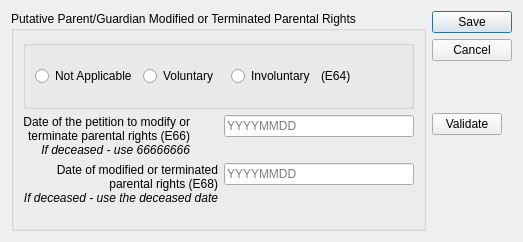
Before: the Qt Designer form ui/ui_parent2tpr.ui in zstamper/AFCARS-AXE, drawn with Qt 5.
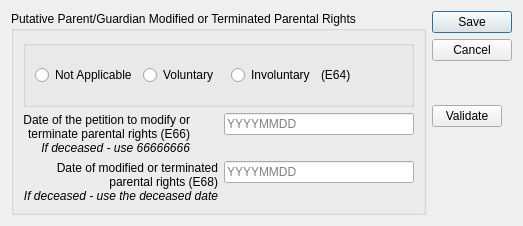
After: the same form once the commit is applied.

Commit message: Issue 11: fixes some more instances of label mark-up that was messing things up

```diff
--- a/ui/ui_parent2tpr.ui
+++ b/ui/ui_parent2tpr.ui
@@ -7,7 +7,7 @@
     <x>0</x>
     <y>0</y>
     <width>523</width>
-    <height>242</height>
+    <height>226</height>
    </rect>
   </property>
   <property name="windowTitle">
@@ -78,7 +78,7 @@
         <item row="0" column="0">
          <widget class="QLabel" name="e66_label">
           <property name="text">
-           <string>&lt;html&gt;&lt;head/&gt;&lt;body&gt;&lt;p&gt;Date of the petition to modify or &lt;br/&gt;terminate parental rights (E66)&lt;br/&gt;&lt;span style=&quot; font-style:italic;&quot;&gt;If deceased - use 66666666&lt;/span&gt;&lt;/p&gt;&lt;/body&gt;&lt;/html&gt;</string>
+           <string>Date of the petition to modify or &lt;br/&gt;terminate parental rights (E66)&lt;br/&gt;&lt;i&gt;If deceased - use 66666666&lt;/i&gt;</string>
           </property>
           <property name="textFormat">
            <enum>Qt::RichText</enum>
@@ -94,7 +94,7 @@
         <item row="1" column="0">
          <widget class="QLabel" name="e68_label">
           <property name="text">
-           <string>&lt;html&gt;&lt;head/&gt;&lt;body&gt;&lt;p&gt;Date of modified or terminated &lt;br/&gt;parental rights (E68)&lt;br/&gt;&lt;span style=&quot; font-style:italic;&quot;&gt;If deceased - use the deceased date&lt;/span&gt;&lt;br/&gt;&lt;/p&gt;&lt;/body&gt;&lt;/html&gt;</string>
+           <string>Date of modified or terminated &lt;br/&gt;parental rights (E68)&lt;br/&gt;&lt;i&gt;If deceased - use the deceased date&lt;/i&gt;</string>
           </property>
           <property name="alignment">
            <set>Qt::AlignRight|Qt::AlignTrailing|Qt::AlignVCenter</set>
```
